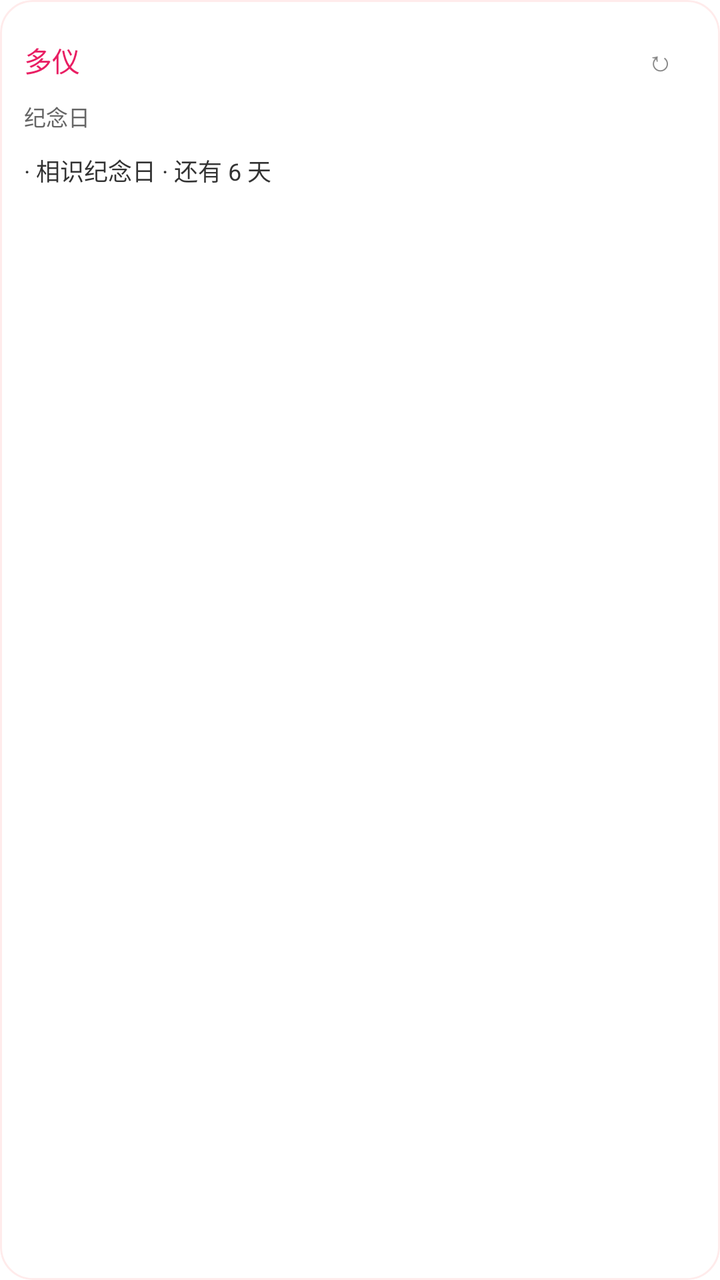
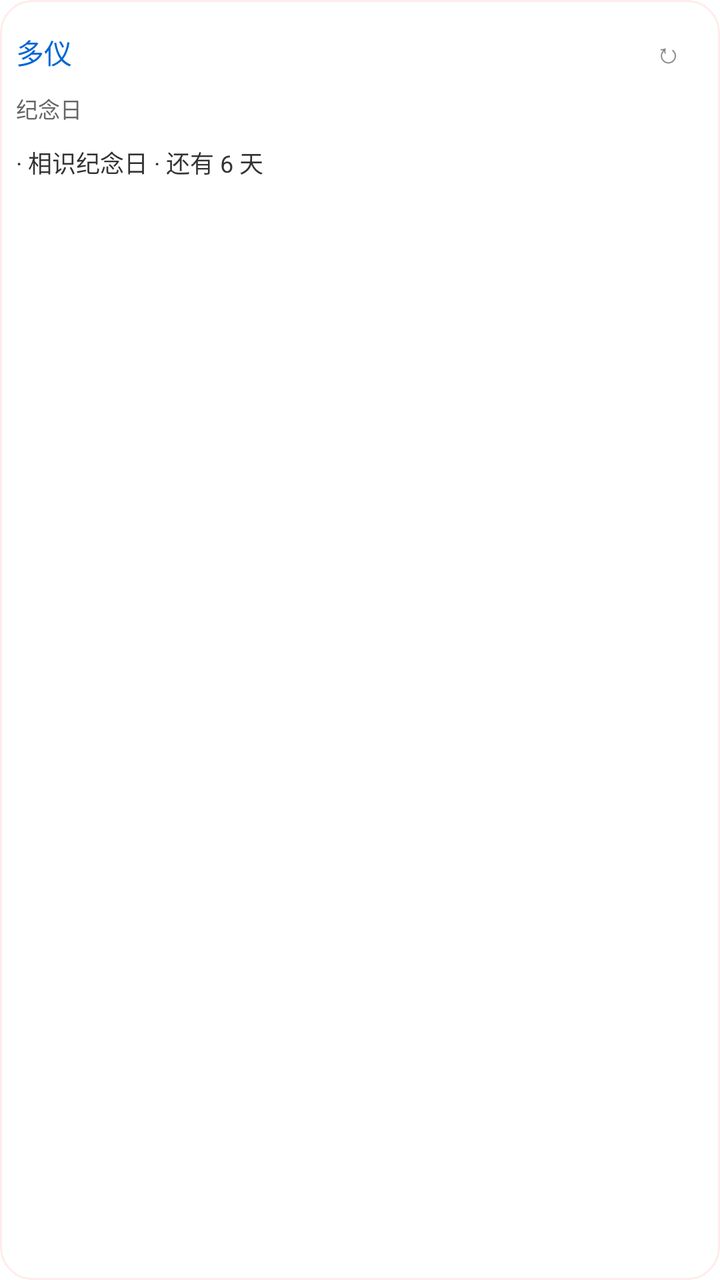

Before-and-after screenshots of an Android layout around one commit, followed by the original layout XML and the change that was made.
<!-- AndroidManifest.xml: fallback theme Theme.MaterialComponents.DayNight.NoActionBar -->
<!-- res/layout/duoyi_anniversary_widget.xml -->
<?xml version="1.0" encoding="utf-8"?>
<FrameLayout xmlns:android="http://schemas.android.com/apk/res/android"
    android:id="@+id/widget_anniversary_root"
    android:layout_width="match_parent"
    android:layout_height="match_parent"
    android:background="@drawable/widget_bg_round_16"
    android:clipToOutline="true"
    android:outlineProvider="background">

    <ImageView
        android:id="@+id/widget_theme_background"
        android:layout_width="match_parent"
        android:layout_height="match_parent"
        android:contentDescription="@null"
        android:scaleType="centerCrop"
        android:visibility="gone" />

    <TextView
        android:id="@+id/widget_theme_overlay"
        android:layout_width="match_parent"
        android:layout_height="match_parent"
        android:maxLines="1"
        android:ellipsize="end"
        android:visibility="gone" />

    
    <ImageView
        android:id="@+id/widget_theme_border"
        android:layout_width="match_parent"
        android:layout_height="match_parent"
        android:contentDescription="@null"
        android:importantForAccessibility="no"
        android:scaleType="fitXY"
        android:visibility="gone" />

    <LinearLayout
        android:layout_width="match_parent"
        android:layout_height="match_parent"
        android:orientation="vertical"
        android:padding="12dp">

    <LinearLayout
        android:layout_width="match_parent"
        android:layout_height="wrap_content"
        android:gravity="center_vertical"
        android:orientation="horizontal">

        <TextView
            android:id="@+id/widget_anniversary_title"
            android:layout_width="0dp"
            android:layout_height="wrap_content"
            android:layout_weight="1"
            android:ellipsize="end"
            android:maxLines="1"
            android:text="多仪"
            android:textColor="#E91E63"
            android:textSize="14sp" />

        <TextView
            android:id="@+id/widget_refresh"
            android:layout_width="36dp"
            android:layout_height="36dp"
            android:minWidth="36dp"
            android:minHeight="36dp"
            android:contentDescription="@string/widget_refresh_description"
            android:ellipsize="end"
            android:gravity="center"
            android:maxLines="1"
            android:text="↻"
            android:textColor="#888888"
            android:textSize="14sp" />
    </LinearLayout>

    <TextView
        android:id="@+id/widget_anniversary_subtitle"
        android:layout_width="match_parent"
        android:layout_height="wrap_content"
        android:layout_marginTop="2dp"
        android:ellipsize="end"
        android:maxLines="1"
        android:text="@string/widget_anniversary_title"
        android:textColor="#666666"
        android:textSize="11sp" />

    <LinearLayout
        android:layout_width="match_parent"
        android:layout_height="0dp"
        android:layout_weight="1"
        android:layout_marginTop="10dp"
        android:orientation="vertical">

        <TextView
            android:id="@+id/widget_anniversary_1"
            android:layout_width="match_parent"
            android:layout_height="wrap_content"
            android:ellipsize="end"
            android:maxLines="1"
            android:text="· 相识纪念日 · 还有 6 天"
            android:textColor="#333333"
            android:textSize="12sp" />

        <TextView
            android:id="@+id/widget_anniversary_2"
            android:layout_width="match_parent"
            android:layout_height="wrap_content"
            android:layout_marginTop="6dp"
            android:ellipsize="end"
            android:maxLines="1"
            android:text="· 入职周年 · 还有 18 天"
            android:textColor="#333333"
            android:textSize="12sp"
            android:visibility="gone" />

        <TextView
            android:id="@+id/widget_anniversary_3"
            android:layout_width="match_parent"
            android:layout_height="wrap_content"
            android:layout_marginTop="6dp"
            android:ellipsize="end"
            android:maxLines="1"
            android:text="· 旅行纪念 · 还有 32 天"
            android:textColor="#333333"
            android:textSize="12sp"
            android:visibility="gone" />
    </LinearLayout>

    <LinearLayout
        android:id="@+id/widget_anniversary_bottom_nav"
        android:layout_width="match_parent"
        android:layout_height="30dp"
        android:layout_marginTop="8dp"
        android:background="@drawable/widget_nav_bg"
        android:gravity="center"
        android:orientation="horizontal"
        android:paddingLeft="4dp"
        android:paddingRight="4dp"
        android:weightSum="4"
        android:visibility="gone">

        <TextView
            android:id="@+id/widget_anniversary_nav_todo"
            android:layout_width="0dp"
            android:layout_height="match_parent"
            android:layout_weight="1"
            android:gravity="center"
            android:ellipsize="end"
            android:maxLines="1"
            android:text="@string/widget_tab_todo"
            android:textColor="#333333"
            android:textSize="10sp" />

        <TextView
            android:id="@+id/widget_anniversary_nav_habit"
            android:layout_width="0dp"
            android:layout_height="match_parent"
            android:layout_weight="1"
            android:gravity="center"
            android:ellipsize="end"
            android:maxLines="1"
            android:text="@string/widget_tab_habit"
            android:textColor="#333333"
            android:textSize="10sp" />

        <TextView
            android:id="@+id/widget_anniversary_nav_calendar"
            android:layout_width="0dp"
            android:layout_height="match_parent"
            android:layout_weight="1"
            android:gravity="center"
            android:ellipsize="end"
            android:maxLines="1"
            android:text="@string/widget_tab_calendar"
            android:textColor="#E91E63"
            android:textSize="10sp" />

        <TextView
            android:id="@+id/widget_anniversary_nav_focus"
            android:layout_width="0dp"
            android:layout_height="match_parent"
            android:layout_weight="1"
            android:gravity="center"
            android:ellipsize="end"
            android:maxLines="1"
            android:text="@string/widget_tab_focus"
            android:textColor="#333333"
            android:textSize="10sp" />
    </LinearLayout>
    </LinearLayout>
</FrameLayout>
<!-- resources referenced by this layout -->
<resources>
  <!-- drawable widget_bg_round_16 (drawable) -->
  <?xml version="1.0" encoding="utf-8"?>
  <shape xmlns:android="http://schemas.android.com/apk/res/android"
      android:shape="rectangle">
      <corners android:radius="16dp" />
      <solid android:color="#FFFFFFFF" />
      <stroke android:width="1dp" android:color="#22FF6B6B" />
  </shape>
  <!-- drawable widget_nav_bg (drawable) -->
  <?xml version="1.0" encoding="utf-8"?>
  <shape xmlns:android="http://schemas.android.com/apk/res/android"
      android:shape="rectangle">
      <corners android:radius="9dp" />
      <solid android:color="#FFFFF6F2" />
      <stroke android:width="1dp" android:color="#22FF6B6B" />
  </shape>
  <string name="widget_anniversary_title">纪念日</string>
  <string name="widget_refresh_description">刷新小组件</string>
  <string name="widget_tab_calendar">日历</string>
  <string name="widget_tab_focus">专注</string>
  <string name="widget_tab_habit">习惯</string>
  <string name="widget_tab_todo">待办</string>
</resources>

<!-- the commit's change to res/layout/duoyi_anniversary_widget.xml (unified diff, before → after) -->
@@ -34,10 +34,11 @@
         android:visibility="gone" />
 
     <LinearLayout
+        android:id="@+id/widget_anniversary_content"
         android:layout_width="match_parent"
         android:layout_height="match_parent"
         android:orientation="vertical"
-        android:padding="12dp">
+        android:padding="8dp">
 
     <LinearLayout
         android:layout_width="match_parent"
@@ -53,13 +54,13 @@
             android:ellipsize="end"
             android:maxLines="1"
             android:text="多仪"
-            android:textColor="#E91E63"
+            android:textColor="#0066D6"
             android:textSize="14sp" />
 
         <TextView
             android:id="@+id/widget_refresh"
-            android:layout_width="36dp"
-            android:layout_height="36dp"
+            android:layout_width="wrap_content"
+            android:layout_height="wrap_content"
             android:minWidth="36dp"
             android:minHeight="36dp"
             android:contentDescription="@string/widget_refresh_description"
@@ -127,7 +128,8 @@
     <LinearLayout
         android:id="@+id/widget_anniversary_bottom_nav"
         android:layout_width="match_parent"
-        android:layout_height="30dp"
+        android:layout_height="wrap_content"
+        android:minHeight="30dp"
         android:layout_marginTop="8dp"
         android:background="@drawable/widget_nav_bg"
         android:gravity="center"
@@ -140,7 +142,8 @@
         <TextView
             android:id="@+id/widget_anniversary_nav_todo"
             android:layout_width="0dp"
-            android:layout_height="match_parent"
+            android:layout_height="wrap_content"
+            android:minHeight="30dp"
             android:layout_weight="1"
             android:gravity="center"
             android:ellipsize="end"
@@ -152,7 +155,8 @@
         <TextView
             android:id="@+id/widget_anniversary_nav_habit"
             android:layout_width="0dp"
-            android:layout_height="match_parent"
+            android:layout_height="wrap_content"
+            android:minHeight="30dp"
             android:layout_weight="1"
             android:gravity="center"
             android:ellipsize="end"
@@ -164,19 +168,21 @@
         <TextView
             android:id="@+id/widget_anniversary_nav_calendar"
             android:layout_width="0dp"
-            android:layout_height="match_parent"
+            android:layout_height="wrap_content"
+            android:minHeight="30dp"
             android:layout_weight="1"
             android:gravity="center"
             android:ellipsize="end"
             android:maxLines="1"
             android:text="@string/widget_tab_calendar"
-            android:textColor="#E91E63"
+            android:textColor="#0066D6"
             android:textSize="10sp" />
 
         <TextView
             android:id="@+id/widget_anniversary_nav_focus"
             android:layout_width="0dp"
-            android:layout_height="match_parent"
+            android:layout_height="wrap_content"
+            android:minHeight="30dp"
             android:layout_weight="1"
             android:gravity="center"
             android:ellipsize="end"
